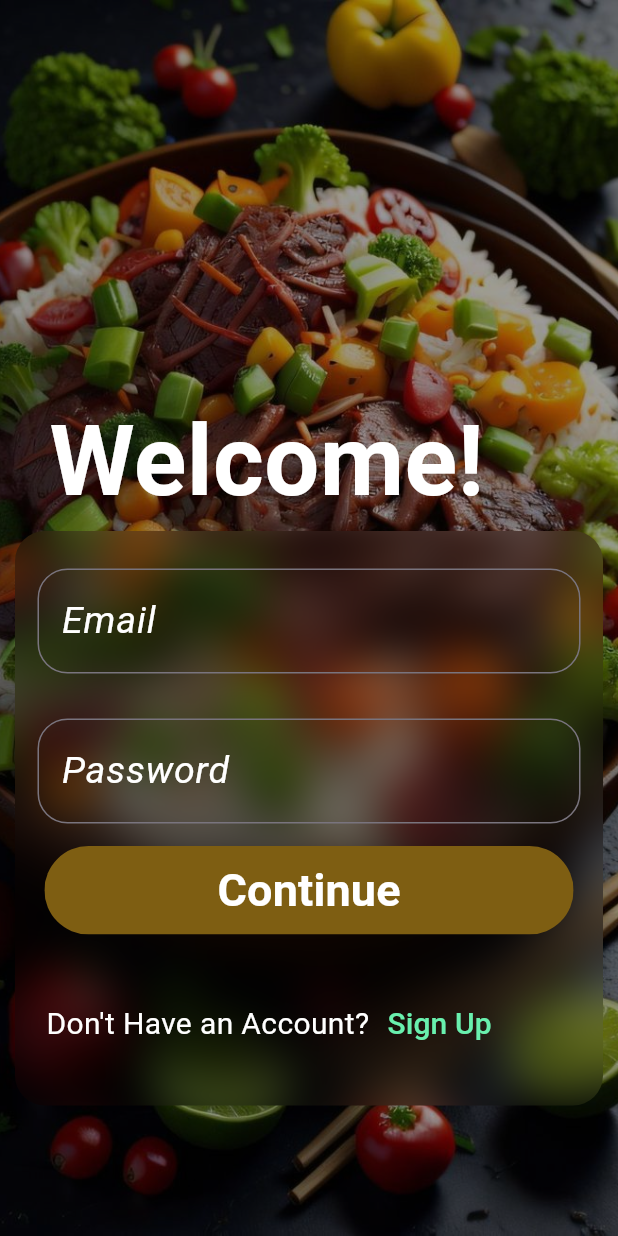
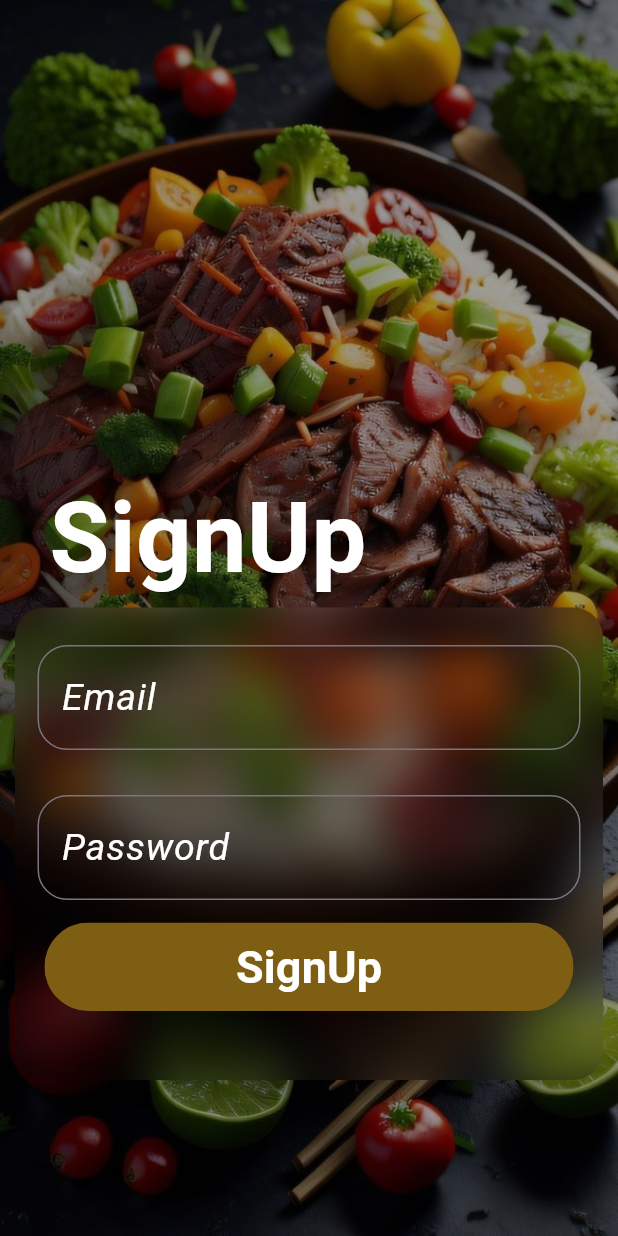
Before and after one commit to RotenKiwi/RecipeApp, a Flutter app: the screen it shows after launch, after a tap on "Sign Up", on a phone screen of 412 x 824 dp. Run offline on Flutter 3.47's test engine with Material 3 defaults, Android fonts, the phone set to English and light mode, and no system bars; our stand-ins replace firebase_auth, firebase_core; accounts and stored records are empty; network calls fail; Roboto replaces fonts that are missing (Breath).

Commit message:
Functionality
Added SignUp functionality with firebase

```diff
--- a/lib/Components/firebase/firebase_helper.dart
+++ b/lib/Components/firebase/firebase_helper.dart
@@ -4,7 +4,7 @@ FirebaseAuth auth = FirebaseAuth.instance;
 
 Future<bool> signIn(String emailAddress, String password) async{
   try {
-    final credential = await auth.signInWithEmailAndPassword(
+    await auth.signInWithEmailAndPassword(
         email: emailAddress,
         password: password
     );
@@ -19,3 +19,24 @@ Future<bool> signIn(String emailAddress, String password) async{
     return false;
   }
 }
+
+Future<bool> signUp(String emailAddress, String password) async {
+  try {
+    await FirebaseAuth.instance.createUserWithEmailAndPassword(
+      email: emailAddress,
+      password: password,
+    );
+    print('Account created');
+    return true;
+  } on FirebaseAuthException catch (e) {
+    if (e.code == 'weak-password') {
+      print('The password provided is too weak.');
+    } else if (e.code == 'email-already-in-use') {
+      print('The account already exists for that email.');
+    }
+    return false;
+  } catch (e) {
+    print(e);
+    return false;
+  }
+}
--- a/lib/Login&Register/presentation/login_screen.dart
+++ b/lib/Login&Register/presentation/login_screen.dart
@@ -1,6 +1,7 @@
 import 'package:flutter/material.dart';
 import 'package:recipe/Components/firebase/firebase_helper.dart';
 import 'package:recipe/Components/presentation/text_field.dart';
+import 'package:recipe/Login&Register/presentation/register_screen.dart';
 import 'package:recipe/constants.dart';
 
 import '../../Components/presentation/rounded_button.dart';
@@ -60,7 +61,9 @@ class _LoginScreenState extends State<LoginScreen> {
                           mediumContent(
                               '    Don\'t Have an Account?', Colors.white),
                           TextButton(
-                            onPressed: () {},
+                            onPressed: () {
+                              Navigator.of(context).push(_createRoute());
+                            },
                             child: mediumContent('Sign Up', Colors.greenAccent),
                           ),
                         ],
@@ -78,3 +81,21 @@ class _LoginScreenState extends State<LoginScreen> {
     );
   }
 }
+
+Route _createRoute() {
+  return PageRouteBuilder(
+    pageBuilder: (context, animation, secondaryAnimation) =>
+        const RegisterScreen(),
+    transitionsBuilder: (context, animation, secondaryAnimation, child) {
+      const begin = Offset(1.0, 0.0);
+      const end = Offset.zero;
+      const curve = Curves.ease;
+
+      var tween = Tween(begin: begin, end: end).chain(CurveTween(curve: curve));
+      return SlideTransition(
+        position: animation.drive(tween),
+        child: child,
+      );
+    },
+  );
+}
--- /dev/null
+++ b/lib/Login&Register/presentation/register_screen.dart
@@ -0,0 +1,69 @@
+import 'package:flutter/material.dart';
+import 'package:recipe/Components/firebase/firebase_helper.dart';
+import 'package:recipe/Login&Register/components/background_widget.dart';
+import 'package:recipe/Login&Register/components/blur_card.dart';
+import 'package:recipe/Login&Register/presentation/login_screen.dart';
+import 'package:recipe/constants.dart';
+
+import '../../Components/presentation/rounded_button.dart';
+import '../../Components/presentation/text_field.dart';
+
+class RegisterScreen extends StatefulWidget {
+  const RegisterScreen({super.key});
+
+  @override
+  State<RegisterScreen> createState() => _RegisterScreenState();
+}
+
+TextEditingController emailTextController = TextEditingController();
+TextEditingController passwordTextController = TextEditingController();
+
+class _RegisterScreenState extends State<RegisterScreen> {
+  @override
+  Widget build(BuildContext context) {
+    return Scaffold(
+      body: BackgroundWidget(
+        child: Column(
+          crossAxisAlignment: CrossAxisAlignment.start,
+          children: [
+            Spacer(flex: 3),
+            bigTitle('  SignUp', Colors.white),
+            Padding(
+              padding: EdgeInsets.symmetric(horizontal: 10.0),
+              child: BlurCard(
+                child: Padding(
+                  padding: EdgeInsets.symmetric(vertical: 10.0),
+                  child: Column(
+                    children: [
+                      MyTextField(
+                        text: 'Email',
+                        isPassword: false,
+                        controller: emailTextController,
+                      ),
+                      MyTextField(
+                        text: 'Password',
+                        isPassword: true,
+                        controller: passwordTextController,
+                      ),
+                      RoundedButton(
+                        text: 'SignUp',
+                        press: () {
+                          signUp(emailTextController.text, passwordTextController.text);
+                        },
+                        color: const Color(0xff7e5e12),
+                        textColor: Colors.white,
+                        length: 0.9,
+                      ),
+                      const SizedBox(height: 36),
+                    ],
+                  ),
+                ),
+              ),
+            ),
+            Spacer(flex: 1)
+          ],
+        ),
+      ),
+    );
+  }
+}
```
